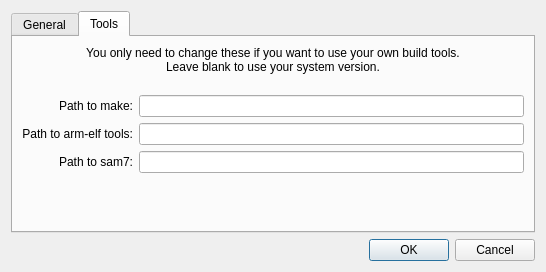
Old version of the form mcbuilder/trunk/layouts/preferences.ui in the repository makingthings/makecontroller.
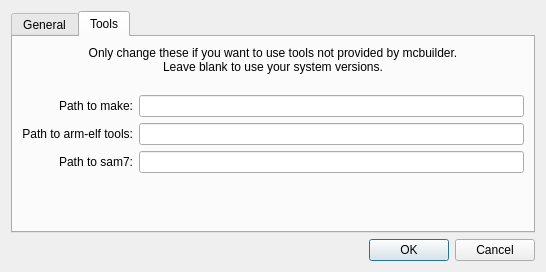
New version of the form. The open tabs and pages were chosen to show the change.

Commit message: - update 'about' dialog - update 'preferences' dialog - add toolbar button icons under icons in main window

Patch:
```diff
--- a/mcbuilder/trunk/layouts/preferences.ui
+++ b/mcbuilder/trunk/layouts/preferences.ui
@@ -134,8 +134,8 @@
          <item row="0" column="0" colspan="2" >
           <widget class="QLabel" name="label_6" >
            <property name="text" >
-            <string>You only need to change these if you want to use your own build tools.
-Leave blank to use your system version.</string>
+            <string>Only change these if you want to use tools not provided by mcbuilder.
+Leave blank to use your system versions.</string>
            </property>
            <property name="alignment" >
             <set>Qt::AlignCenter</set>
```
Left out of the diff: 11 changed lines with no effect on the pictures. The commit also changes 5 other files.
